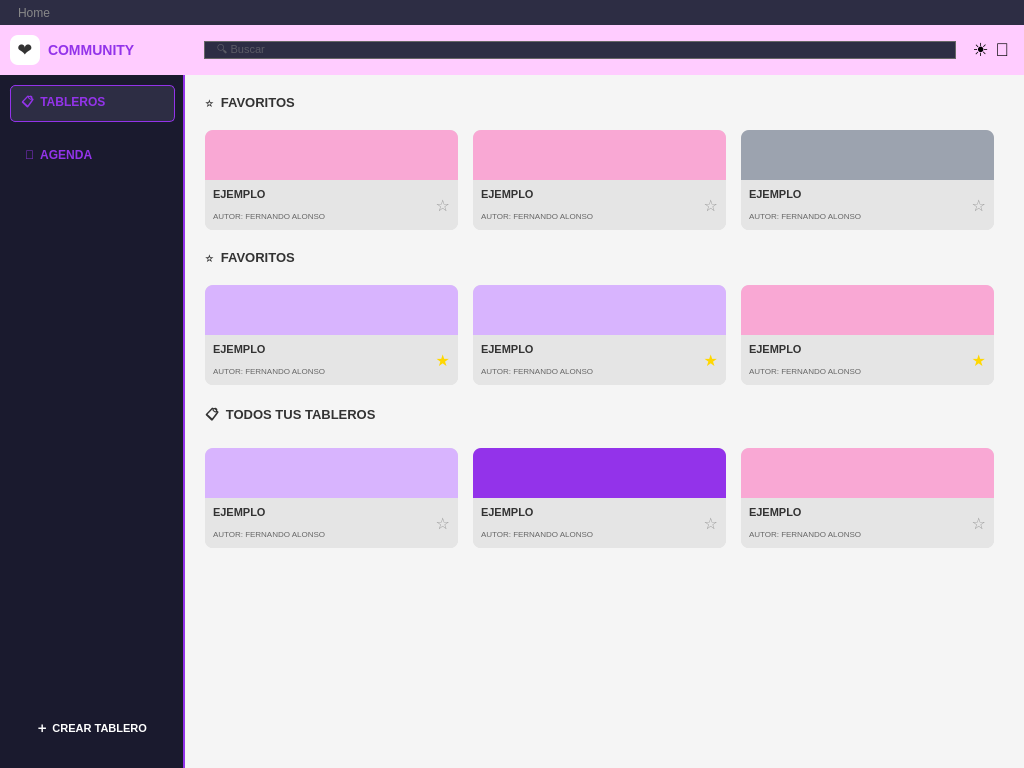
Above: interfaces/.ui/home_community.ui from moramirete/Community before the change. Below: the same form after it.
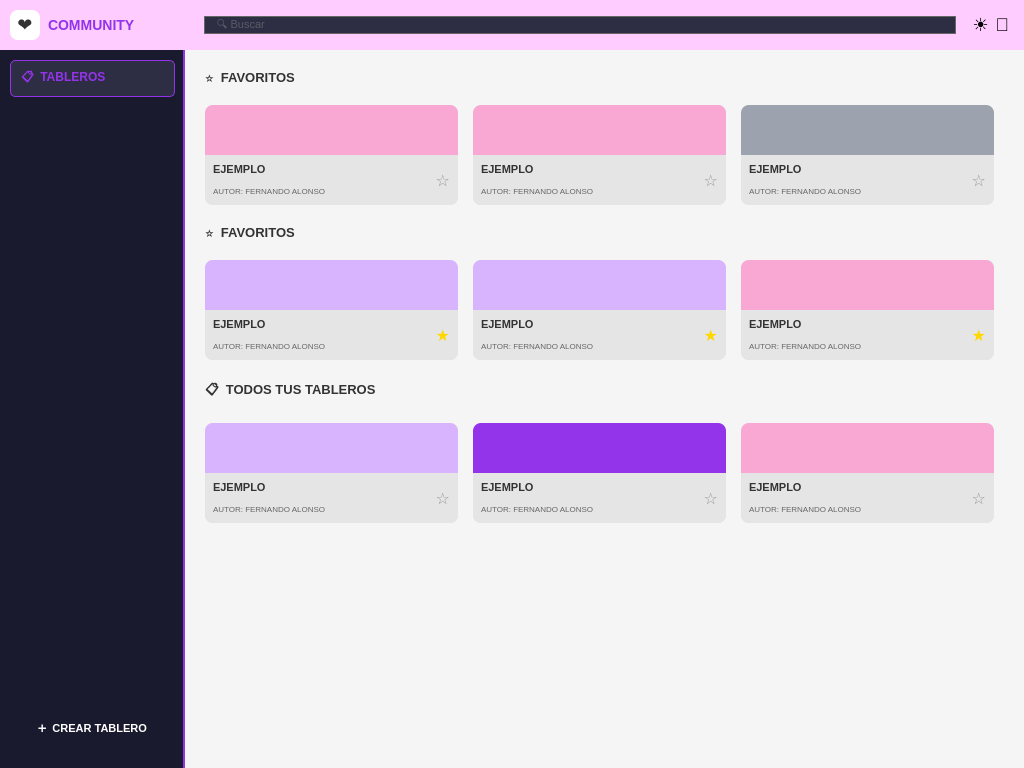
That is the form after the change.

The edit to the form file:
```diff
--- a/interfaces/.ui/home_community.ui
+++ b/interfaces/.ui/home_community.ui
@@ -45,22 +45,7 @@
     <property name="bottomMargin">
      <number>0</number>
     </property>
-    <item>
-     <widget class="QLabel" name="label_home_title">
-      <property name="minimumSize">
-       <size>
-        <width>0</width>
-        <height>25</height>
-       </size>
-      </property>
-      <property name="styleSheet">
-       <string>background-color: #2d2d44; color: #888; font-size: 12px; padding-left: 15px;</string>
-      </property>
-      <property name="text">
-       <string>Home</string>
-      </property>
-     </widget>
-    </item>
+
     <item>
      <layout class="QHBoxLayout" name="horizontalLayout">
       <property name="spacing">
@@ -224,13 +209,7 @@
            </property>
           </widget>
          </item>
-         <item>
-          <widget class="QPushButton" name="btn_agenda">
-           <property name="text">
-            <string>📅  AGENDA</string>
-           </property>
-          </widget>
-         </item>
+
          <item>
           <spacer name="verticalSpacer">
            <property name="orientation">
@@ -317,7 +296,7 @@
               </property>
               <property name="sizePolicy">
                <sizepolicy hsizetype="Expanding" vsizetype="Fixed">
-                <horstretch>1</horstretch>
+                <horstretch>3</horstretch>
                 <verstretch>0</verstretch>
                </sizepolicy>
               </property>
```
